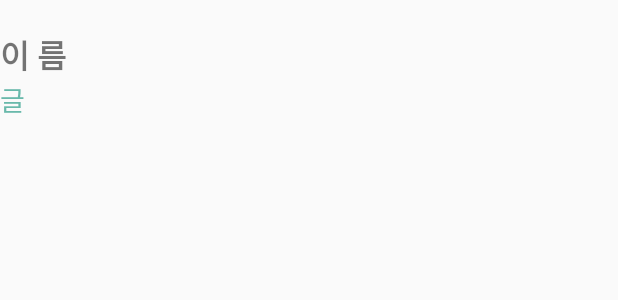
After one commit to hongjoonki/mobile, an Android app: the layout chat_item.xml on its own in the app's theme, with its tools: preview values and no code run, on a phone screen of 412 x 824 dp. The commit adds this screen. Shown: the top 300 px of the screen. Run offline under Robolectric (Android 15) with nearby library versions, the phone set to English and light mode, and no system bars; network calls fail.

Commit message:
no message

```diff
--- /dev/null
+++ b/app/src/main/res/layout/chat_item.xml
@@ -0,0 +1,47 @@
+<?xml version="1.0" encoding="utf-8"?>
+<LinearLayout xmlns:android="http://schemas.android.com/apk/res/android"
+    android:layout_width="match_parent"
+    android:layout_height="match_parent"
+    android:layout_marginBottom="10dp"
+    android:layout_marginTop="10dp"
+    android:orientation="horizontal"
+    >
+
+    <LinearLayout
+        android:layout_width="match_parent"
+        android:layout_height="80dp"
+        android:gravity="center_vertical"
+        android:textStyle="bold"
+        android:orientation="horizontal" >
+
+
+        <LinearLayout
+            android:layout_width="wrap_content"
+            android:layout_height="wrap_content"
+            android:gravity="center"
+            android:orientation="vertical">
+
+            <TextView
+                android:id="@+id/userName"
+                android:layout_width="wrap_content"
+                android:layout_height="wrap_content"
+                android:layout_gravity="left|center"
+                android:text="이 름"
+                android:textStyle="bold"
+                android:textSize="21dp"
+                />
+
+            <TextView
+                android:id="@+id/text"
+                android:layout_width="wrap_content"
+                android:layout_height="wrap_content"
+                android:layout_gravity="left|center"
+                android:text="글"
+                android:textColor='#69b9ab'
+                android:textSize="18dp"
+                />
+        </LinearLayout>
+    </LinearLayout>
+
+
+</LinearLayout>
```
Also changed, not shown: app/src/main/java/com/example/hong/alchul/ChattingActivity.java (+22 -2 lines), app/src/main/res/layout/activity_chatting.xml (+6 -4 lines).
